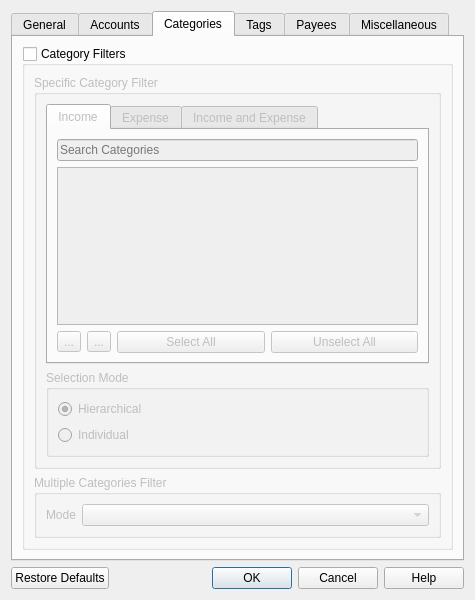
Old version of the form src/views/ui_files/forms/transaction_filter_form.ui in the repository JakubFranek/Kapytal.
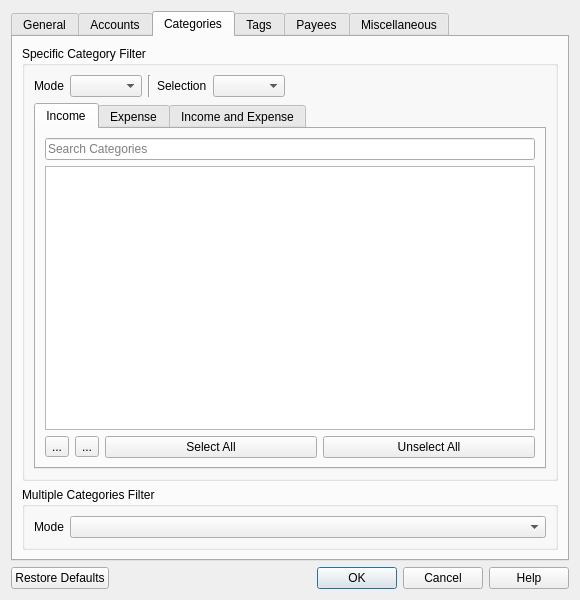
New version of the form. The open tabs and pages were chosen to show the change.

Commit message:
Support Discard mode in Specific Categories Filter
Improve display of number of selected Categories in Specific Categories
Filter tree views.

Patch:
```diff
--- a/src/views/ui_files/forms/transaction_filter_form.ui
+++ b/src/views/ui_files/forms/transaction_filter_form.ui
@@ -9,7 +9,7 @@
    <rect>
     <x>0</x>
     <y>0</y>
-    <width>475</width>
+    <width>580</width>
     <height>600</height>
    </rect>
   </property>
@@ -378,21 +378,6 @@
       </attribute>
       <layout class="QVBoxLayout" name="verticalLayout_10">
        <item>
-        <widget class="QGroupBox" name="categoryFiltersGroupBox">
-         <property name="toolTip">
-          <string>&lt;html&gt;&lt;head/&gt;&lt;body&gt;&lt;p&gt;Filter Transactions based on Categories. &lt;/p&gt;&lt;p&gt;Only Incomes, Expenses and Refunds have a Category attribute. Other Transaction types are unaffected by these filters.&lt;/p&gt;&lt;/body&gt;&lt;/html&gt;</string>
-         </property>
-         <property name="title">
-          <string>Category Filters</string>
-         </property>
-         <property name="checkable">
-          <bool>true</bool>
-         </property>
-         <property name="checked">
-          <bool>false</bool>
-         </property>
-         <layout class="QVBoxLayout" name="verticalLayout_17">
-          <item>
            <widget class="QGroupBox" name="specificCategoryFilterGroupBox">
             <property name="toolTip">
              <string>&lt;html&gt;&lt;head/&gt;&lt;body&gt;&lt;p&gt;Filter Income, Expense and Refund Transactions based on specific Categories. Other Transaction types are unaffected by this Filter.&lt;/p&gt;&lt;p&gt;If a Transaction contains multiple Categories, this Filter keeps it if at least one of its Categories is checked.&lt;/p&gt;&lt;/body&gt;&lt;/html&gt;</string>
@@ -401,6 +386,57 @@
              <string>Specific Category Filter</string>
             </property>
             <layout class="QVBoxLayout" name="verticalLayout_16">
+          <item>
+           <layout class="QHBoxLayout" name="specificCategoryFilterControlsHorizontalLayout">
+            <item>
+             <widget class="QLabel" name="specificCategoryFilterModeLabel">
+              <property name="text">
+               <string>Mode</string>
+              </property>
+             </widget>
+            </item>
+            <item>
+             <widget class="QComboBox" name="specificCategoryFilterModeComboBox"/>
+            </item>
+            <item>
+             <widget class="Line" name="line_2">
+              <property name="orientation">
+               <enum>Qt::Vertical</enum>
+              </property>
+             </widget>
+            </item>
+            <item>
+             <widget class="QLabel" name="specificCategoryFilterSelectionModeLabel">
+              <property name="toolTip">
+               <string>&lt;html&gt;&lt;head/&gt;&lt;body&gt;&lt;p&gt;Hierarchical selection: checking or unchecking a Category automatically checks or unchecks all its sub-Categories&lt;/p&gt;&lt;p&gt;Individual selection: checking a Category does not change the state of its sub-Categories&lt;/p&gt;&lt;/body&gt;&lt;/html&gt;</string>
+              </property>
+              <property name="text">
+               <string>Selection</string>
+              </property>
+             </widget>
+            </item>
+            <item>
+             <widget class="QComboBox" name="specificCategoryFilterSelectionModeComboBox">
+              <property name="toolTip">
+               <string>&lt;html&gt;&lt;head/&gt;&lt;body&gt;&lt;p&gt;Hierarchical selection: checking or unchecking a Category automatically checks or unchecks all its sub-Categories&lt;/p&gt;&lt;p&gt;Individual selection: checking a Category does not change the state of its sub-Categories&lt;/p&gt;&lt;/body&gt;&lt;/html&gt;</string>
+              </property>
+             </widget>
+            </item>
+            <item>
+             <spacer name="horizontalSpacer_2">
+              <property name="orientation">
+               <enum>Qt::Horizontal</enum>
+              </property>
+              <property name="sizeHint" stdset="0">
+               <size>
+                <width>40</width>
+                <height>20</height>
+               </size>
+              </property>
+             </spacer>
+            </item>
+           </layout>
+          </item>
              <item>
               <widget class="QTabWidget" name="categoriesTypeTabWidget">
                <property name="currentIndex">
@@ -576,35 +612,6 @@
                </widget>
               </widget>
              </item>
-             <item>
-              <widget class="QGroupBox" name="selectionModeRadioButtonGroupBox">
-               <property name="toolTip">
-                <string>&lt;html&gt;&lt;head/&gt;&lt;body&gt;&lt;p&gt;Hierarchical: checking or unchecking a Category automatically checks or unchecks all its sub-Categories&lt;/p&gt;&lt;p&gt;Individual: checking a Category does not change the state of its sub-Categories&lt;/p&gt;&lt;/body&gt;&lt;/html&gt;</string>
-               </property>
-               <property name="title">
-                <string>Selection Mode</string>
-               </property>
-               <layout class="QVBoxLayout" name="verticalLayout_19">
-                <item>
-                 <widget class="QRadioButton" name="hierarchicalSelectionModeRadioButton">
-                  <property name="text">
-                   <string>Hierarchical</string>
-                  </property>
-                  <property name="checked">
-                   <bool>true</bool>
-                  </property>
-                 </widget>
-                </item>
-                <item>
-                 <widget class="QRadioButton" name="individualSelectionModeRadioButton">
-                  <property name="text">
-                   <string>Individual</string>
-                  </property>
-                 </widget>
-                </item>
-               </layout>
-              </widget>
-             </item>
             </layout>
            </widget>
           </item>
@@ -632,9 +639,6 @@
           </item>
          </layout>
         </widget>
-       </item>
-      </layout>
-     </widget>
      <widget class="QWidget" name="tagsTab">
       <attribute name="title">
        <string>Tags</string>
```
Left out of the diff: 4 changed lines with no effect on the pictures. Lines whose indentation alone changed are shown as unchanged. The commit also changes 4 other files.
